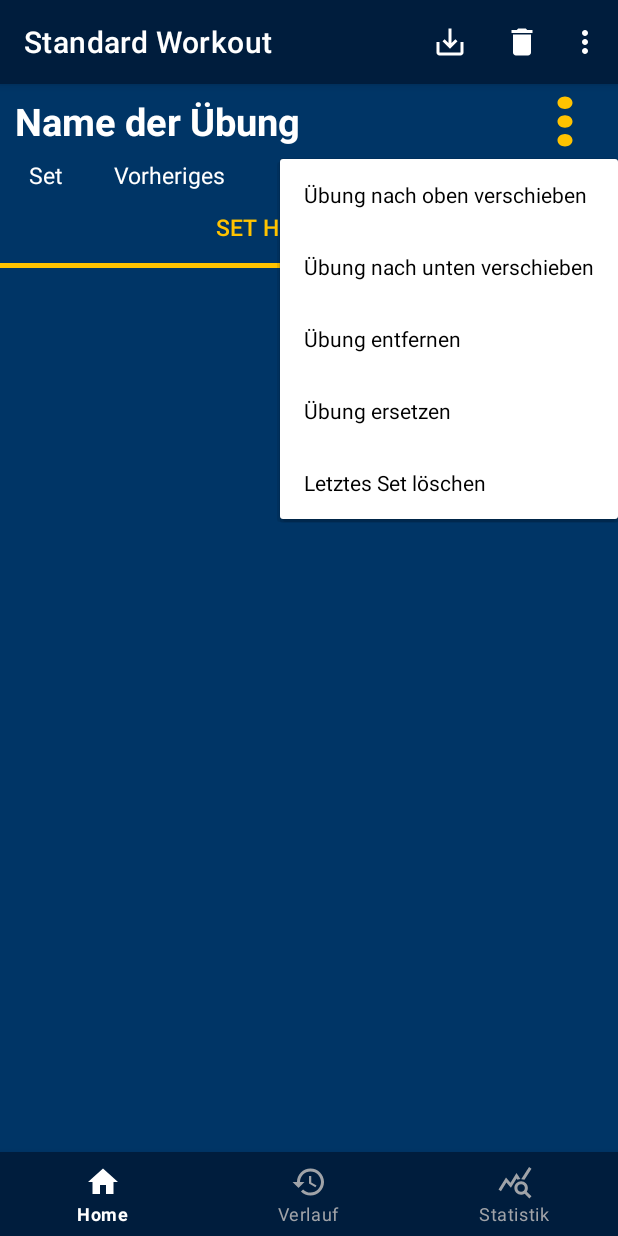
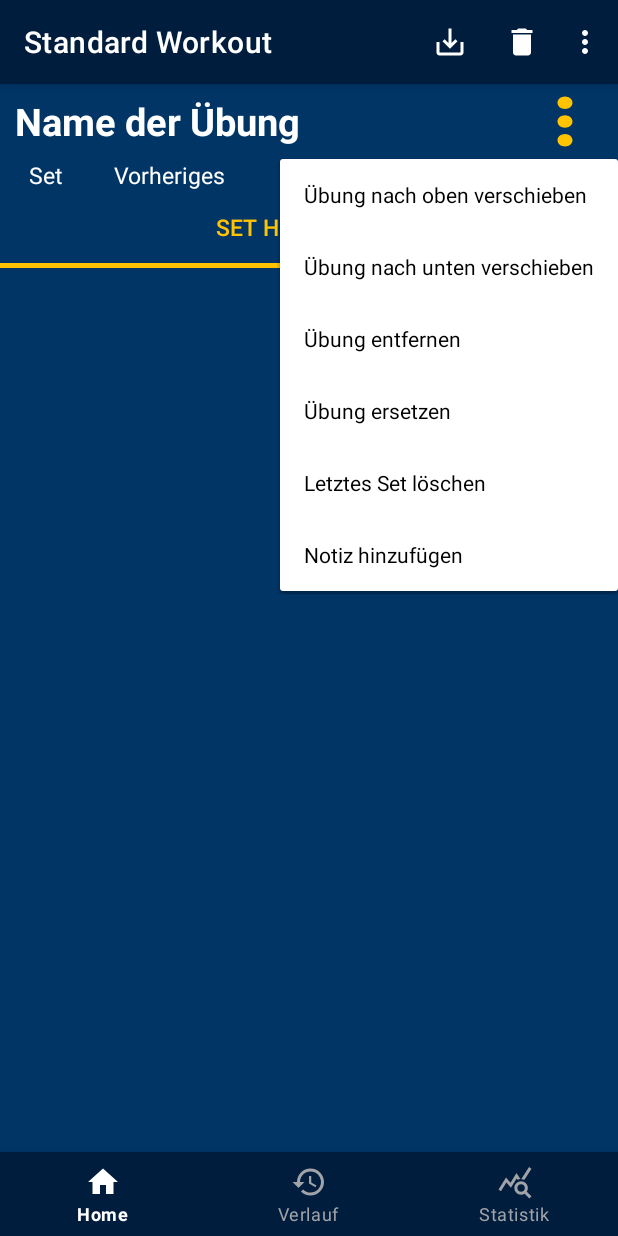
Before and after one commit to fHostert/Gymtracker, an Android app: the fragment ExerciseFragment placed in its activity, after a tap on an icon or button, on a phone screen of 412 x 824 dp. Run offline under Robolectric (Android 15) with nearby library versions, the phone set to English and light mode, and no system bars; libraries missing offline, so code that uses them is left out: com.github.mikephil.charting; 17 statements that could not run were skipped.

Commit message:
added notes for exercises

```diff
--- a/app/src/main/res/layout/fragment_exercise.xml
+++ b/app/src/main/res/layout/fragment_exercise.xml
@@ -35,6 +35,38 @@
                 android:backgroundTint="@color/buttonText">
             </ImageButton>
         </LinearLayout>
+
+    <LinearLayout
+        android:layout_width="match_parent"
+        android:layout_height="wrap_content"
+        android:orientation="horizontal"
+        android:weightSum="100">
+
+        <EditText
+            android:id="@+id/exercise_note_edit_text"
+            android:layout_width="0dp"
+            android:layout_height="wrap_content"
+            android:layout_marginHorizontal="@dimen/horizontal_margin_from_boxes_to_inside"
+            android:visibility="gone"
+            android:hint="@string/addANote"
+            android:textColorHint="@color/hintTextColor"
+            android:layout_weight="80"
+            android:inputType="textCapSentences">
+        </EditText>
+
+        <Button
+            android:id="@+id/save_note_button"
+            android:layout_width="0dp"
+            android:layout_height="wrap_content"
+            android:text="@string/ok"
+            android:gravity="center"
+            android:layout_weight="20"
+            android:visibility="gone"
+            style="@style/textColorButton" />
+
+    </LinearLayout>
+
+
 
     <TableLayout
         android:layout_width="match_parent"
--- a/app/src/main/res/menu/exercise_menu.xml
+++ b/app/src/main/res/menu/exercise_menu.xml
@@ -21,4 +21,8 @@
         android:id="@+id/delete_last_set_menu"
         android:title="@string/deleteLastSet" />
 
+    <item
+        android:id="@+id/add_exercise_note_menu"
+        android:title="@string/addNote" />
+
 </menu>
--- a/app/src/main/res/values/strings.xml
+++ b/app/src/main/res/values/strings.xml
@@ -191,5 +191,9 @@
     <string name="workoutSaved">Workout gespeichert</string>
     <string name="workoutDeleted">Workout verworfen</string>
     <string name="noExerciseInTemplate">Erst mindestens eine Übung hinzufügen.</string>
+    <string name="addNote">Notiz hinzufügen</string>
+    <string name="addANote">Schreibe eine Notiz</string>
+    <string name="noteSaved">Notiz gespeichert</string>
+    <string name="note">Notiz:</string>
 
 </resources>
```
Also changed, not shown: app/src/main/java/com/example/gymtracker/MainActivity.java (+2 -7 lines), app/src/main/java/com/example/gymtracker/datastructures/Exercise.java (+12 -0 lines), app/src/main/java/com/example/gymtracker/helper/DatabaseManager.java (+39 -22 lines), app/src/main/java/com/example/gymtracker/history/HistoryDetailActivity.java (+12 -0 lines), app/src/main/java/com/example/gymtracker/workout/ExerciseFragment.java (+35 -2 lines).
